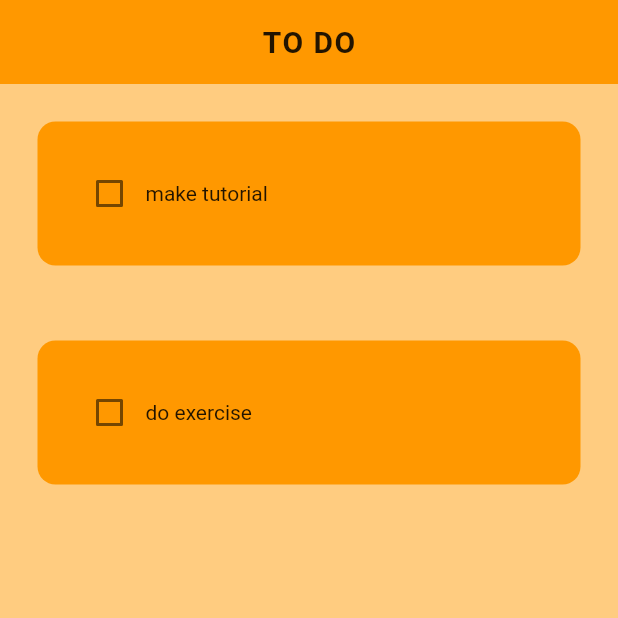
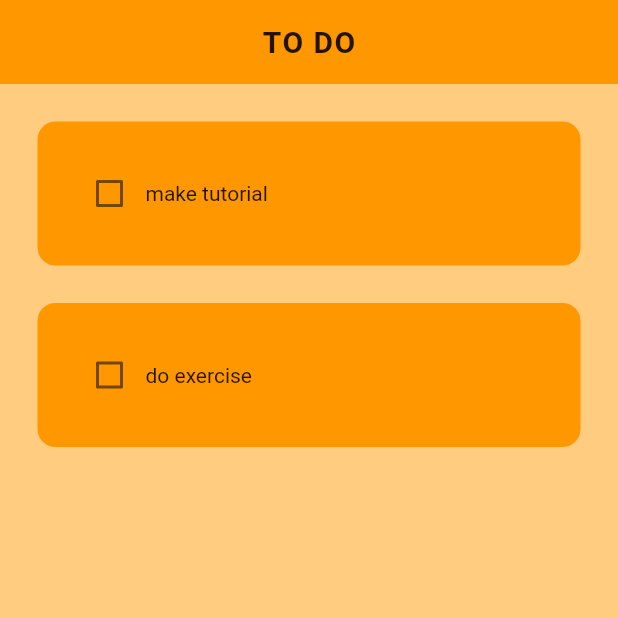
Before and after one commit to Shougotmollik/ToDo_TaskManagement_Application, a Flutter app: the screen it shows after launch, on a phone screen of 412 x 824 dp, the top half of it. Run offline on Flutter 3.47's test engine with Material 2 defaults, Android fonts, the phone set to English and light mode, and no system bars.

Commit message:
ToDo Tiles

```diff
--- a/lib/utils/todo_tile.dart
+++ b/lib/utils/todo_tile.dart
@@ -17,15 +17,25 @@ class TodoTile extends StatelessWidget {
   @override
   Widget build(BuildContext context) {
     return Padding(
-      padding: const EdgeInsets.all(25.0),
+      padding: const EdgeInsets.only(right: 25.0, left: 25.0, top: 25.0),
       child: Container(
         padding: EdgeInsets.all(24),
         child: Row(
           children: [
             // task checkbox
-            Checkbox(value: taskCompleted, onChanged: onChanged),
+            Checkbox(
+              value: taskCompleted,
+              onChanged: onChanged,
+              activeColor: Colors.black,
+            ),
             // task name
-            Text(taskName),
+            Text(
+              taskName,
+              style: TextStyle(
+                  decoration: taskCompleted
+                      ? TextDecoration.lineThrough
+                      : TextDecoration.none),
+            ),
           ],
         ),
         decoration: BoxDecoration(
```
